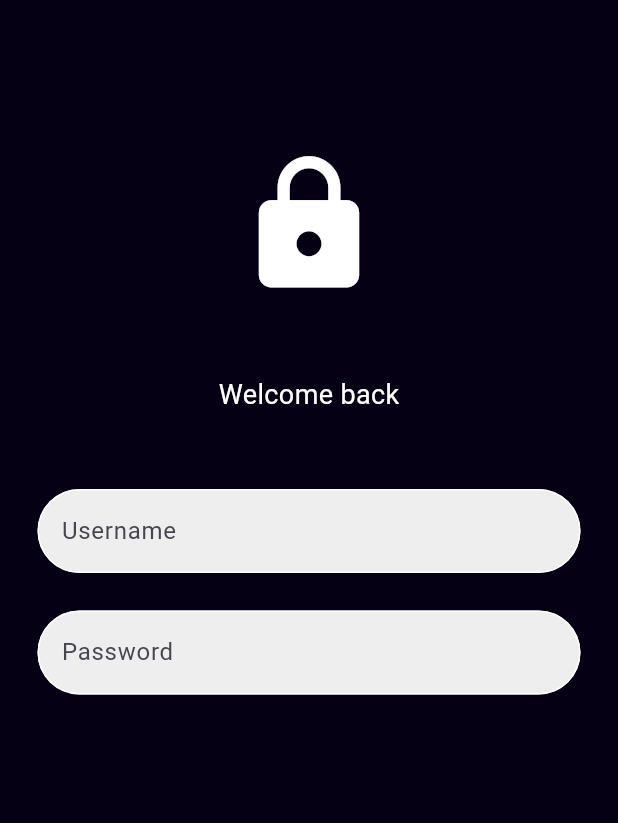
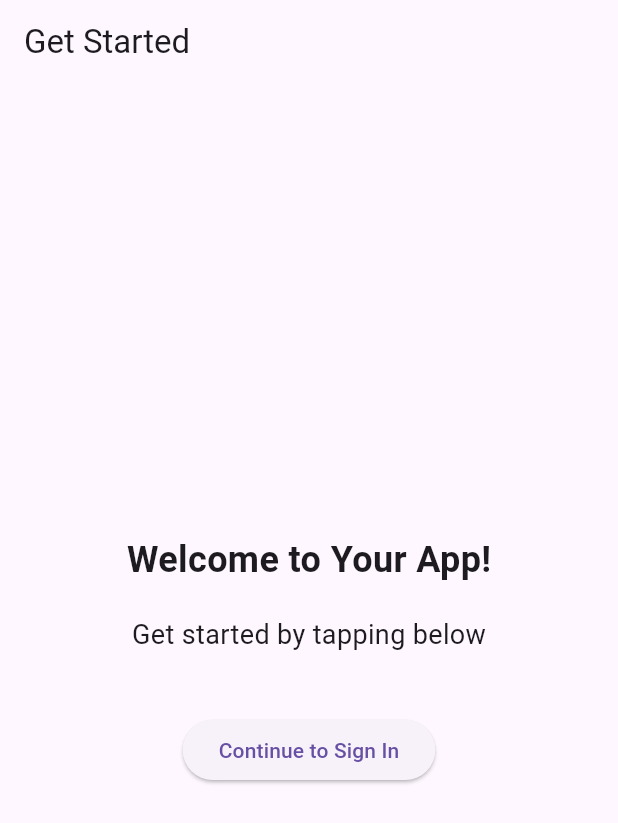
Before and after one commit to AlthafNazeel/R.A.V.E.N, a Flutter app: the screen it shows after launch, on a phone screen of 412 x 824 dp. Shown: the top 823 px of the screen. Run offline on Flutter 3.47's test engine with Material 3 defaults, Android fonts, the phone set to English and light mode, and no system bars.

Commit message:
get started page

```diff
--- /dev/null
+++ b/raven_frontend/lib/Pages/getStarted.dart
@@ -0,0 +1,44 @@
+import 'package:flutter/material.dart';
+import 'package:raven_frontend/Pages/signIn.dart';
+
+class GetStartedPage extends StatelessWidget {
+  @override
+  Widget build(BuildContext context) {
+    return Scaffold(
+      appBar: AppBar(
+        title: Text('Get Started'),
+      ),
+      body: Center(
+        child: Column(
+          mainAxisAlignment: MainAxisAlignment.center,
+          children: [
+            Text(
+              'Welcome to Your App!',
+              style: TextStyle(
+                fontSize: 24.0,
+                fontWeight: FontWeight.bold,
+              ),
+            ),
+            SizedBox(height: 20.0),
+            Text(
+              'Get started by tapping below',
+              style: TextStyle(
+                fontSize: 18.0,
+              ),
+            ),
+            SizedBox(height: 40.0),
+            ElevatedButton(
+              onPressed: () {
+                Navigator.push(
+                  context,
+                  MaterialPageRoute(builder: (context) => SignIn()),
+                );
+              },
+              child: Text('Continue to Sign In'),
+            ),
+          ],
+        ),
+      ),
+    );
+  }
+}
--- a/raven_frontend/lib/Pages/signIn.dart
+++ b/raven_frontend/lib/Pages/signIn.dart
@@ -1,5 +1,6 @@
 import 'package:flutter/material.dart';
 import 'package:raven_frontend/components/TextFeild.dart';
+import 'package:raven_frontend/Pages/getStarted.dart';
 
 class SignIn extends StatelessWidget {
   SignIn({Key? key}) : super(key: key);
--- a/raven_frontend/lib/main.dart
+++ b/raven_frontend/lib/main.dart
@@ -1,5 +1,6 @@
 import 'package:flutter/material.dart';
 import 'package:raven_frontend/Pages/signIn.dart';
+import 'package:raven_frontend/Pages/getStarted.dart';
 
 void main() {
   runApp(const MyApp());
@@ -14,7 +15,7 @@ class MyApp extends StatelessWidget {
     return MaterialApp(
       debugShowCheckedModeBanner: false,
       title: 'Sign in',
-      home: SignIn()
+      home: GetStartedPage()
     );
   }
 }
```
